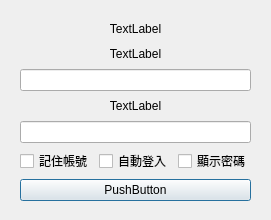
uPtt-messenger/uPtt_backup, file src/UI/login.ui: the form before one commit.
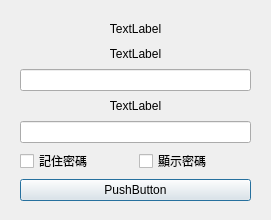
The form after the commit.

Commit message: 自動登入完成，接下來是點選通知啟動視窗，再來就是對話紀錄

The edit to the form file:
```diff
--- a/src/UI/login.ui
+++ b/src/UI/login.ui
@@ -78,14 +78,7 @@
       <item>
        <widget class="QCheckBox" name="RemberID">
         <property name="text">
-         <string>記住帳號</string>
-        </property>
-       </widget>
-      </item>
-      <item>
-       <widget class="QCheckBox" name="AutoLogin">
-        <property name="text">
-         <string>自動登入</string>
+         <string>記住密碼</string>
         </property>
        </widget>
       </item>
```
Left out of the diff: 2 changed lines with no effect on the pictures. The commit also changes 4 other files.
